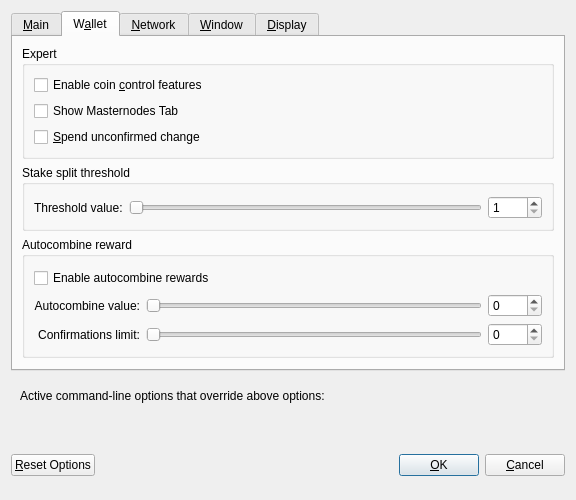
The window that src/qt/forms/optionsdialog.ui (nscoins/nscoincore) describes before a commit, drawn with Qt 5.
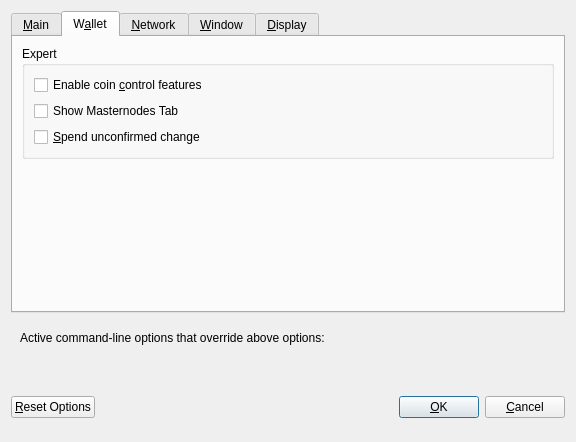
The same window after the commit. The open tabs and pages were chosen to show the change. Custom widgets are drawn as their Qt base class.

What changed in the file:
```diff
--- a/src/qt/forms/optionsdialog.ui
+++ b/src/qt/forms/optionsdialog.ui
@@ -7,7 +7,7 @@
     <x>0</x>
     <y>0</y>
     <width>576</width>
-    <height>469</height>
+    <height>442</height>
    </rect>
   </property>
   <property name="windowTitle">
@@ -242,179 +242,6 @@
          </layout>
         </widget>
        </item>
-       <item>
-        <widget class="QGroupBox" name="stakeThresholdGroupBox">
-         <property name="title">
-          <string>Stake split threshold</string>
-         </property>
-         <layout class="QHBoxLayout" name="stakeThresholdHLayout">
-          <property name="leftMargin">
-           <number>9</number>
-          </property>
-          <property name="topMargin">
-           <number>11</number>
-          </property>
-          <property name="rightMargin">
-           <number>9</number>
-          </property>
-          <property name="bottomMargin">
-           <number>9</number>
-          </property>
-          <item>
-           <widget class="QLabel" name="stakeThresholdLabel">
-            <property name="text">
-             <string>Threshold value:</string>
-            </property>
-           </widget>
-          </item>
-          <item>
-           <widget class="QSlider" name="stakeThresholdSlider">
-            <property name="minimum">
-             <number>1</number>
-            </property>
-            <property name="maximum">
-             <number>2000</number>
-            </property>
-            <property name="orientation">
-             <enum>Qt::Horizontal</enum>
-            </property>
-           </widget>
-          </item>
-          <item>
-           <widget class="QSpinBox" name="stakeThresholdEdit">
-            <property name="minimum">
-             <number>1</number>
-            </property>
-            <property name="maximum">
-             <number>2000</number>
-            </property>
-           </widget>
-          </item>
-         </layout>
-        </widget>
-       </item>
-       <item>
-        <widget class="QGroupBox" name="autoCombineGroupBox">
-         <property name="title">
-          <string>Autocombine reward</string>
-         </property>
-         <layout class="QVBoxLayout" name="verticalLayout_3">
-          <property name="leftMargin">
-           <number>9</number>
-          </property>
-          <property name="topMargin">
-           <number>11</number>
-          </property>
-          <property name="rightMargin">
-           <number>9</number>
-          </property>
-          <property name="bottomMargin">
-           <number>9</number>
-          </property>
-          <item>
-           <widget class="QCheckBox" name="autoCombineCheckBox">
-            <property name="text">
-             <string>Enable autocombine rewards</string>
-            </property>
-           </widget>
-          </item>
-          <item>
-           <widget class="QFrame" name="autoCombineFrame">
-            <layout class="QHBoxLayout" name="horizontalLayout_2">
-             <property name="leftMargin">
-              <number>0</number>
-             </property>
-             <property name="topMargin">
-              <number>0</number>
-             </property>
-             <property name="rightMargin">
-              <number>0</number>
-             </property>
-             <property name="bottomMargin">
-              <number>0</number>
-             </property>
-             <item>
-              <layout class="QGridLayout" name="autoCombineGrid">
-               <item row="0" column="1">
-                <widget class="QSlider" name="autoCombineSlider">
-                 <property name="minimum">
-                  <number>0</number>
-                 </property>
-                 <property name="maximum">
-                  <number>5000</number>
-                 </property>
-                 <property name="orientation">
-                  <enum>Qt::Horizontal</enum>
-                 </property>
-                </widget>
-               </item>
-               <item row="0" column="2">
-                <widget class="QSpinBox" name="autoCombineEdit">
-                 <property name="minimum">
-                  <number>0</number>
-                 </property>
-                 <property name="maximum">
-                  <number>5000</number>
-                 </property>
-                </widget>
-               </item>
-               <item row="0" column="0">
-                <widget class="QLabel" name="autoCombineLabel">
-                 <property name="toolTip">
-                  <string>Combine outputs, within the same address, to the setting value. A standard transaction will be created, one combine operation on each chain block.</string>
-                 </property>
-                 <property name="text">
-                  <string>Autocombine value:</string>
-                 </property>
-                 <property name="alignment">
-                  <set>Qt::AlignRight|Qt::AlignTrailing|Qt::AlignVCenter</set>
-                 </property>
-                </widget>
-               </item>
-               <item row="1" column="0">
-                <widget class="QLabel" name="autoCombineLimitLabel">
-                 <property name="toolTip">
-                  <string>Do not affect the inputs with the number of confirmations over the limit ( 0 = disabled, confirmations are not checked )</string>
-                 </property>
-                 <property name="text">
-                  <string>Confirmations limit:</string>
-                 </property>
-                 <property name="alignment">
-                  <set>Qt::AlignRight|Qt::AlignTrailing|Qt::AlignVCenter</set>
-                 </property>
-                </widget>
-               </item>
-               <item row="1" column="1">
-                <widget class="QSlider" name="autoCombineLimitSlider">
-                  <property name="minimum">
-                   <number>0</number>
-                  </property>
-                  <property name="maximum">
-                   <number>5000</number>
-                  </property>
-                 <property name="orientation">
-                  <enum>Qt::Horizontal</enum>
-                 </property>
-                </widget>
-               </item>
-               <item row="1" column="2">
-                <widget class="QSpinBox" name="autoCombineLimitEdit">
-                  <property name="minimum">
-                   <number>0</number>
-                  </property>
-                  <property name="maximum">
-                   <number>5000</number>
-                  </property>
-                </widget>
-               </item>
-              </layout>
-             </item>
-            </layout>
-           </widget>
-          </item>
-         </layout>
-        </widget>
-       </item>
        <item>
         <spacer name="verticalSpacer_Wallet">
          <property name="orientation">
```
Left out of the diff: 30 changed lines with no effect on the pictures.
